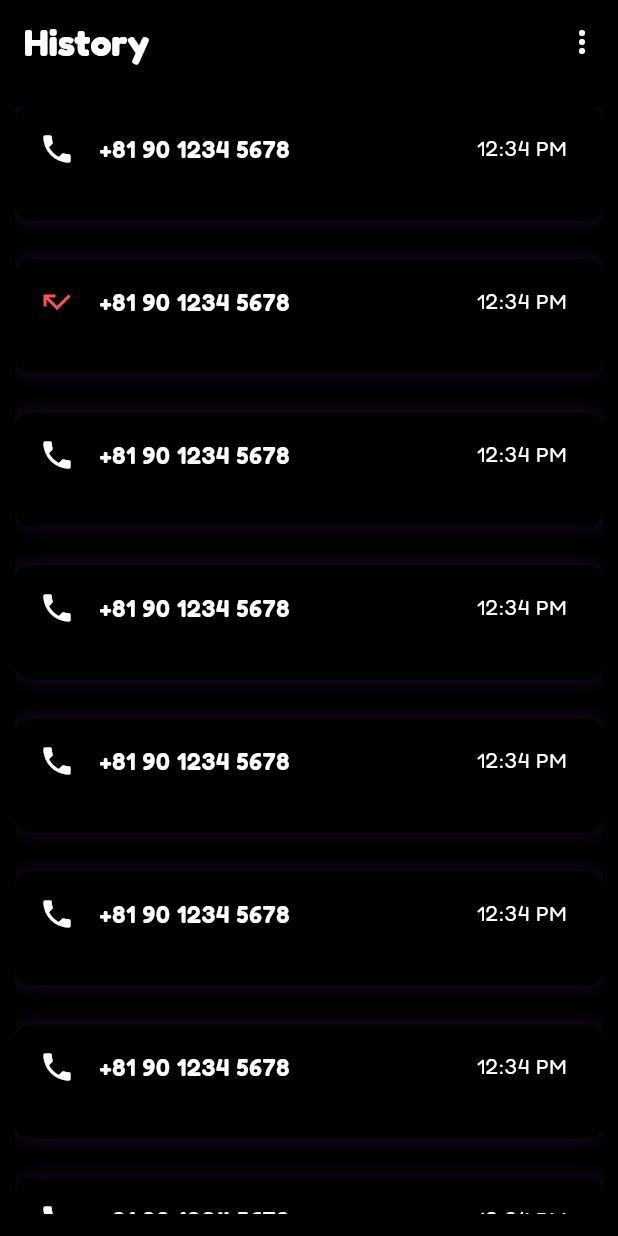
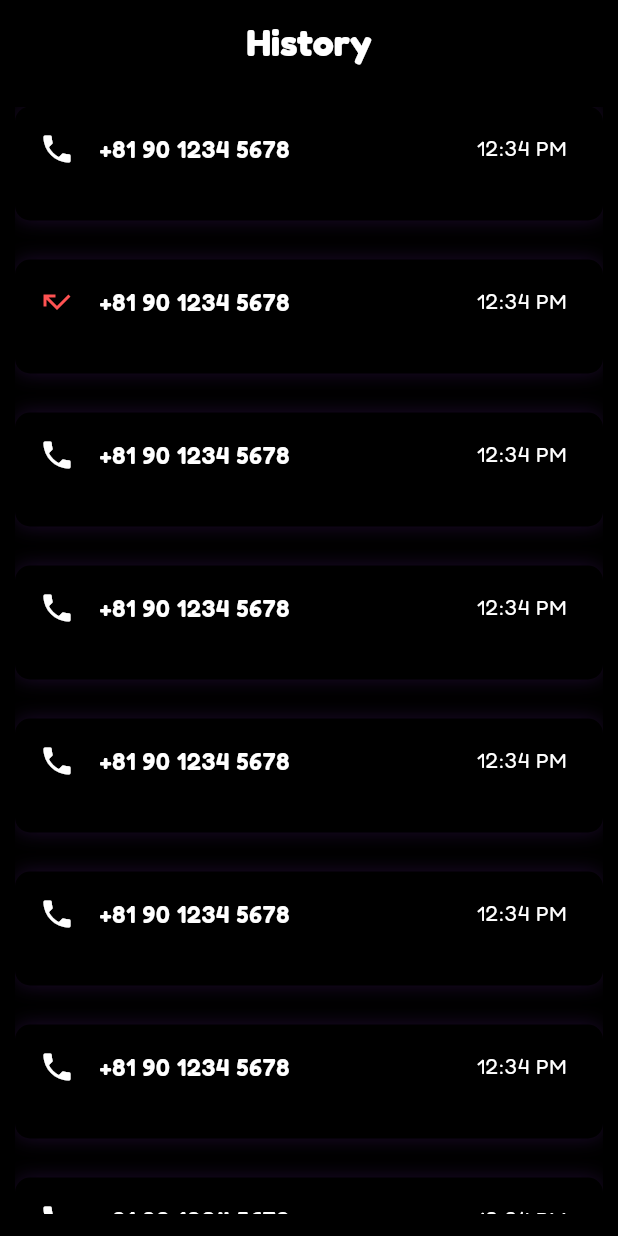
Before and after one commit to Christentimmy/divo, a Flutter app: the HistoryScreen screen opened by its route, on a phone screen of 412 x 824 dp. Run offline on Flutter 3.47's test engine with Material 3 defaults, Android fonts, the phone set to English and light mode, and no system bars; our stand-ins replace cherry_toast, flutter_staggered_animations, get, google_fonts, pinput.

Commit message:
history screen

```diff
--- a/lib/app/modules/contacts/views/history_screen.dart
+++ b/lib/app/modules/contacts/views/history_screen.dart
@@ -31,6 +31,8 @@ class HistoryScreen extends StatelessWidget {
     return AppBar(
       automaticallyImplyLeading: false,
       backgroundColor: AppColors.background,
+      elevation: 0,
+      centerTitle: true,
       title: Text(
         "History",
         style: GoogleFonts.fredoka(
@@ -39,13 +41,6 @@ class HistoryScreen extends StatelessWidget {
           color: Colors.white,
         ),
       ),
-      actions: [
-        IconButton(
-          icon: const Icon(Icons.more_vert),
-          color: Colors.white,
-          onPressed: () {},
-        ),
-      ],
     );
   }
 
```
